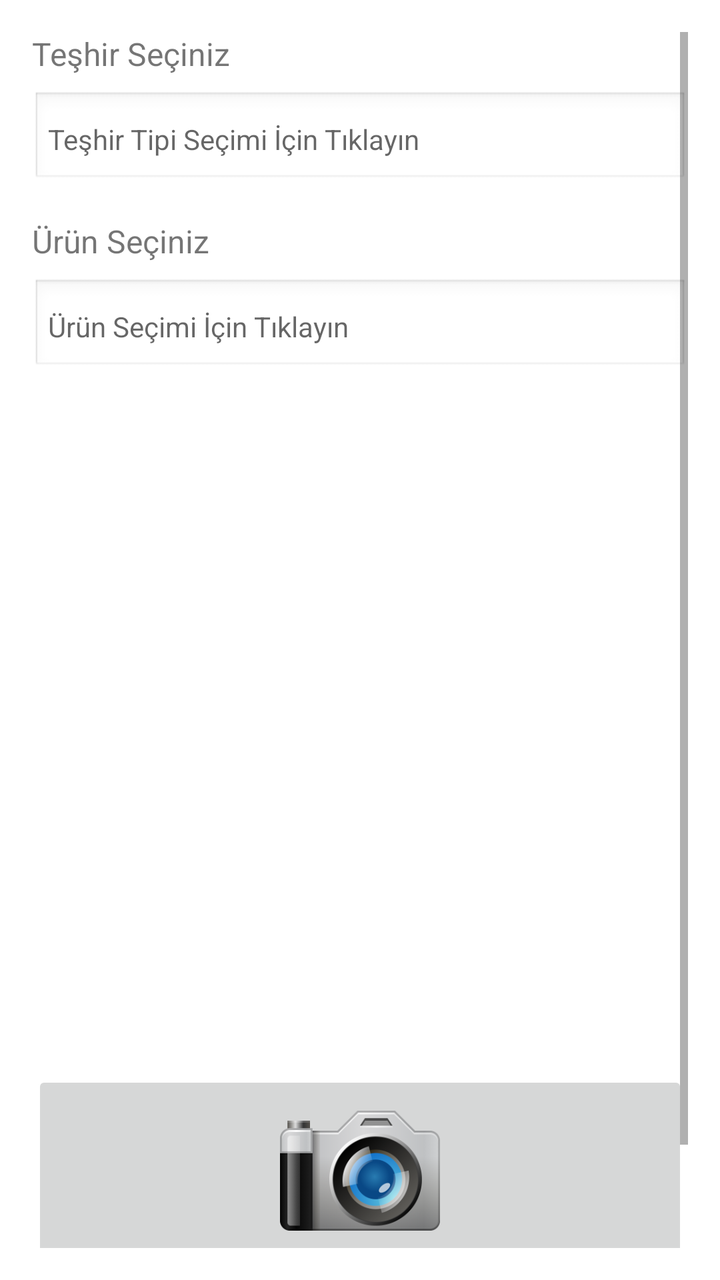
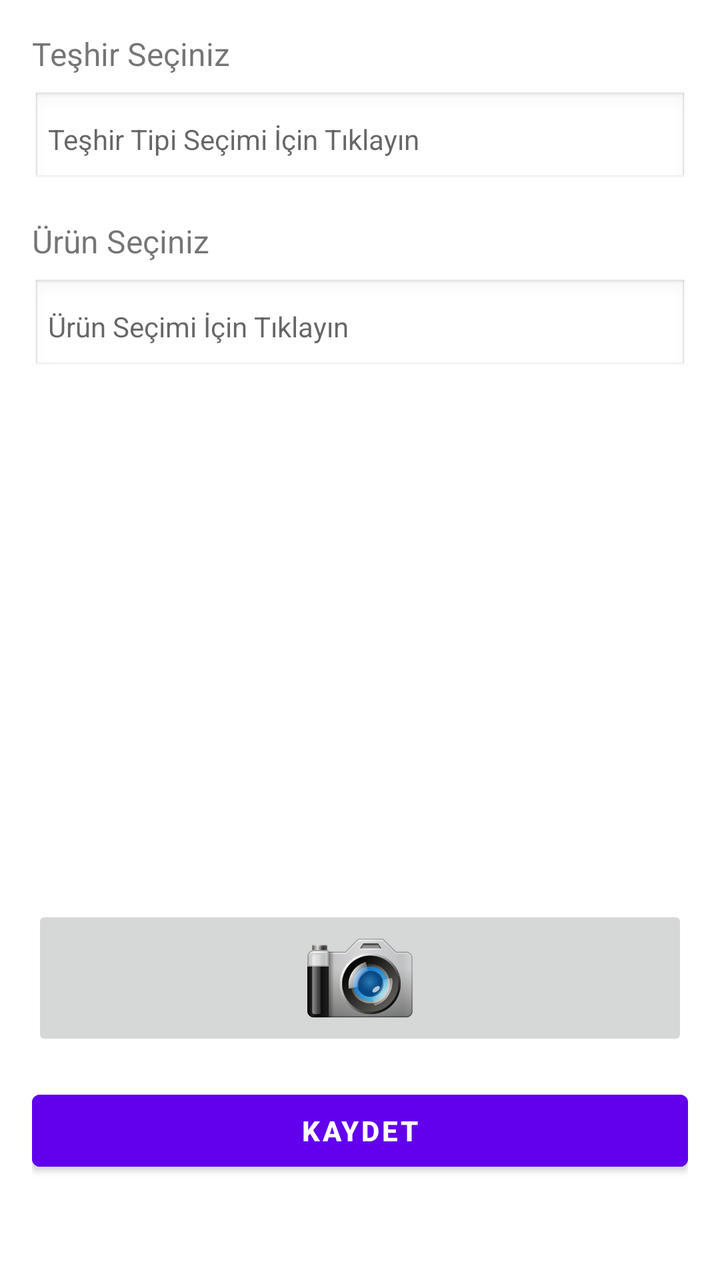

The first picture is an Android layout as it rendered before a commit; the second is the same layout after the commit. The layout source and the unified diff follow.
<!-- AndroidManifest.xml: fallback theme Theme.MaterialComponents.DayNight.NoActionBar -->
<!-- res/layout/shopcamera.xml -->
<ScrollView android:layout_width="match_parent" android:layout_height="match_parent" android:fillViewport="true" android:padding="16dp" xmlns:android="http://schemas.android.com/apk/res/android"><LinearLayout android:orientation="vertical" android:layout_width="match_parent" android:layout_height="wrap_content"><LinearLayout android:orientation="vertical" android:layout_width="match_parent" android:layout_height="wrap_content" android:layout_marginBottom="16dp"><TextView android:id="@+id/promotion_label" android:text="Teşhir Seçiniz" android:textSize="16sp" android:layout_width="wrap_content" android:layout_height="wrap_content" android:layout_gravity="start" android:paddingBottom="8dp" /><TextView android:id="@+id/PromotionType_wlePromotionTypeId" android:layout_width="match_parent" android:layout_height="48dp" android:minHeight="48dp" android:background="@android:drawable/edit_text" android:gravity="center_vertical|start" android:padding="8dp" android:hint="Teşhir Tipi Seçimi İçin Tıklayın" android:clickable="true" android:focusable="true" /></LinearLayout><LinearLayout android:orientation="vertical" android:layout_width="match_parent" android:layout_height="wrap_content" android:layout_marginBottom="16dp"><TextView android:id="@+id/product_label" android:text="Ürün Seçiniz" android:textSize="16sp" android:layout_width="wrap_content" android:layout_height="wrap_content" android:layout_gravity="start" android:paddingBottom="8dp" /><TextView android:id="@+id/CustomerProduct_wleCustomerProductId" android:layout_width="match_parent" android:layout_height="48dp" android:minHeight="48dp" android:background="@android:drawable/edit_text" android:gravity="center_vertical|start" android:padding="8dp" android:hint="Ürün Seçimi İçin Tıklayın" android:clickable="true" android:focusable="true" /></LinearLayout><ListView android:id="@+id/photo_list_view" android:layout_width="match_parent" android:layout_height="300dp" android:divider="@android:color/darker_gray" android:dividerHeight="1dp" android:layout_marginBottom="16dp" /><ImageButton android:id="@+id/DisplayPhotoCamera_btnTakePhoto" android:layout_width="match_parent" android:layout_height="100dp" android:layout_marginTop="16dp" android:scaleType="fitCenter" android:src="@drawable/camera" android:contentDescription="Fotoğraf Çek" /><Button android:id="@+id/save_button" android:layout_width="match_parent" android:layout_height="wrap_content" android:layout_marginTop="16dp" android:text="Kaydet" android:backgroundTint="@color/design_default_color_primary" android:textColor="@android:color/white" android:textStyle="bold" /></LinearLayout></ScrollView>
<!-- resources referenced by this layout -->
<resources>
  <!-- drawable camera: png bitmap (drawable, 30179 bytes) -->
  <style name="Theme.MaterialComponents.DayNight.NoActionBar" parent="Theme.MaterialComponents.NoActionBar" />
</resources>

<!-- the commit's change to res/layout/shopcamera.xml (unified diff, before → after) -->
@@ -1 +1,100 @@
-<ScrollView android:layout_width="match_parent" android:layout_height="match_parent" android:fillViewport="true" android:padding="16dp" xmlns:android="http://schemas.android.com/apk/res/android"><LinearLayout android:orientation="vertical" android:layout_width="match_parent" android:layout_height="wrap_content"><LinearLayout android:orientation="vertical" android:layout_width="match_parent" android:layout_height="wrap_content" android:layout_marginBottom="16dp"><TextView android:id="@+id/promotion_label" android:text="Teşhir Seçiniz" android:textSize="16sp" android:layout_width="wrap_content" android:layout_height="wrap_content" android:layout_gravity="start" android:paddingBottom="8dp" /><TextView android:id="@+id/PromotionType_wlePromotionTypeId" android:layout_width="match_parent" android:layout_height="48dp" android:minHeight="48dp" android:background="@android:drawable/edit_text" android:gravity="center_vertical|start" android:padding="8dp" android:hint="Teşhir Tipi Seçimi İçin Tıklayın" android:clickable="true" android:focusable="true" /></LinearLayout><LinearLayout android:orientation="vertical" android:layout_width="match_parent" android:layout_height="wrap_content" android:layout_marginBottom="16dp"><TextView android:id="@+id/product_label" android:text="Ürün Seçiniz" android:textSize="16sp" android:layout_width="wrap_content" android:layout_height="wrap_content" android:layout_gravity="start" android:paddingBottom="8dp" /><TextView android:id="@+id/CustomerProduct_wleCustomerProductId" android:layout_width="match_parent" android:layout_height="48dp" android:minHeight="48dp" android:background="@android:drawable/edit_text" android:gravity="center_vertical|start" android:padding="8dp" android:hint="Ürün Seçimi İçin Tıklayın" android:clickable="true" android:focusable="true" /></LinearLayout><ListView android:id="@+id/photo_list_view" android:layout_width="match_parent" android:layout_height="300dp" android:divider="@android:color/darker_gray" android:dividerHeight="1dp" android:layout_marginBottom="16dp" /><ImageButton android:id="@+id/DisplayPhotoCamera_btnTakePhoto" android:layout_width="match_parent" android:layout_height="100dp" android:layout_marginTop="16dp" android:scaleType="fitCenter" android:src="@drawable/camera" android:contentDescription="Fotoğraf Çek" /><Button android:id="@+id/save_button" android:layout_width="match_parent" android:layout_height="wrap_content" android:layout_marginTop="16dp" android:text="Kaydet" android:backgroundTint="@color/design_default_color_primary" android:textColor="@android:color/white" android:textStyle="bold" /></LinearLayout></ScrollView>
+<?xml version="1.0" encoding="utf-8"?>
+<LinearLayout
+    xmlns:android="http://schemas.android.com/apk/res/android"
+    android:orientation="vertical"
+    android:layout_width="match_parent"
+    android:layout_height="match_parent"
+    android:padding="16dp"
+    android:weightSum="10">
+
+    
+    <LinearLayout
+        android:orientation="vertical"
+        android:layout_width="match_parent"
+        android:layout_height="wrap_content"
+        android:layout_marginBottom="16dp">
+
+        <TextView
+            android:id="@+id/promotion_label"
+            android:text="Teşhir Seçiniz"
+            android:textSize="16sp"
+            android:layout_width="wrap_content"
+            android:layout_height="wrap_content"
+            android:layout_gravity="start"
+            android:paddingBottom="8dp" />
+
+        <TextView
+            android:id="@+id/PromotionType_wlePromotionTypeId"
+            android:layout_width="match_parent"
+            android:layout_height="48dp"
+            android:minHeight="48dp"
+            android:background="@android:drawable/edit_text"
+            android:gravity="center_vertical|start"
+            android:padding="8dp"
+            android:hint="Teşhir Tipi Seçimi İçin Tıklayın"
+            android:clickable="true"
+            android:focusable="true" />
+    </LinearLayout>
+
+    
+    <LinearLayout
+        android:orientation="vertical"
+        android:layout_width="match_parent"
+        android:layout_height="wrap_content"
+        android:layout_marginBottom="16dp">
+
+        <TextView
+            android:id="@+id/product_label"
+            android:text="Ürün Seçiniz"
+            android:textSize="16sp"
+            android:layout_width="wrap_content"
+            android:layout_height="wrap_content"
+            android:layout_gravity="start"
+            android:paddingBottom="8dp" />
+
+        <TextView
+            android:id="@+id/CustomerProduct_wleCustomerProductId"
+            android:layout_width="match_parent"
+            android:layout_height="48dp"
+            android:minHeight="48dp"
+            android:background="@android:drawable/edit_text"
+            android:gravity="center_vertical|start"
+            android:padding="8dp"
+            android:hint="Ürün Seçimi İçin Tıklayın"
+            android:clickable="true"
+            android:focusable="true" />
+    </LinearLayout>
+
+    
+    <ListView
+        android:id="@+id/photo_list_view"
+        android:layout_width="match_parent"
+        android:layout_height="160dp"
+        android:layout_weight="5"
+        android:divider="@android:color/darker_gray"
+        android:dividerHeight="1dp"
+        android:layout_marginBottom="16dp" />
+
+    
+    <ImageButton
+        android:id="@+id/DisplayPhotoCamera_btnTakePhoto"
+        android:layout_width="match_parent"
+        android:layout_height="50dp"
+        android:layout_weight="2"
+        android:layout_marginTop="16dp"
+        android:scaleType="fitCenter"
+        android:src="@drawable/camera"
+        android:contentDescription="Fotoğraf Çek" />
+
+    
+    <Button
+        android:id="@+id/save_button"
+        android:layout_width="match_parent"
+        android:layout_height="wrap_content"
+        android:layout_marginTop="16dp"
+        android:text="Kaydet"
+        android:backgroundTint="@color/design_default_color_primary"
+        android:textColor="@android:color/white"
+        android:textStyle="bold" />
+
+</LinearLayout>
